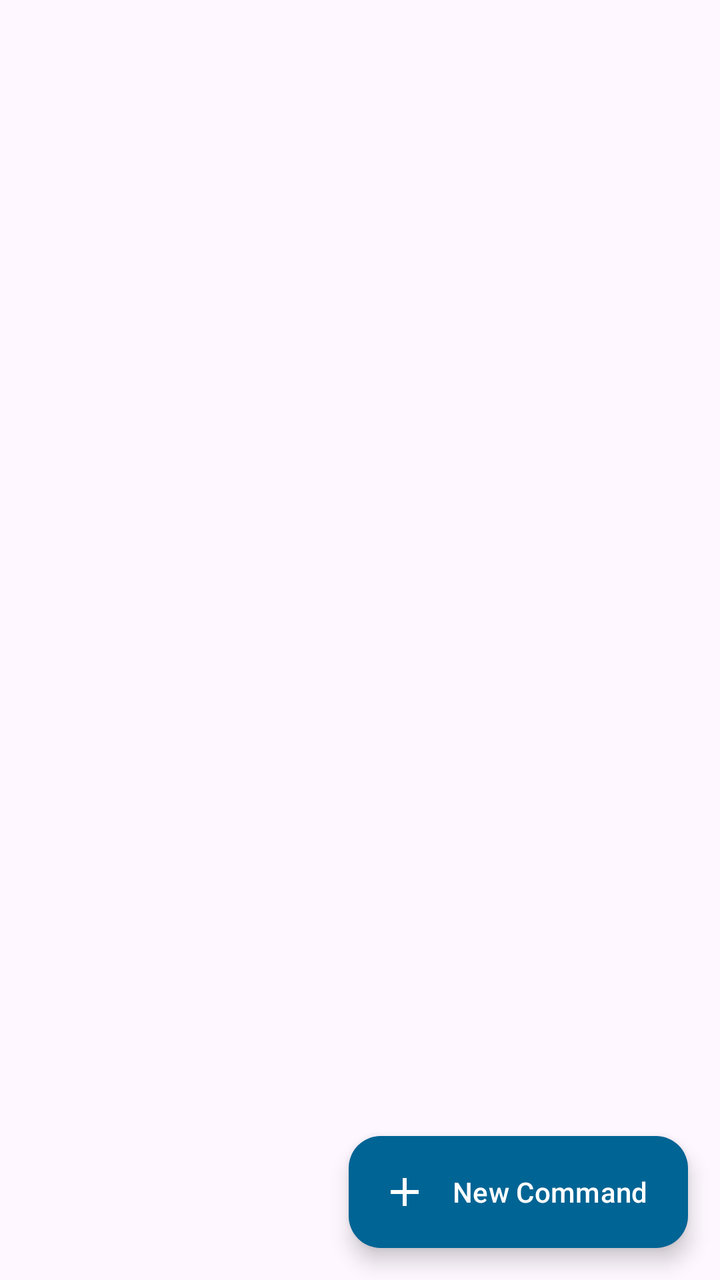
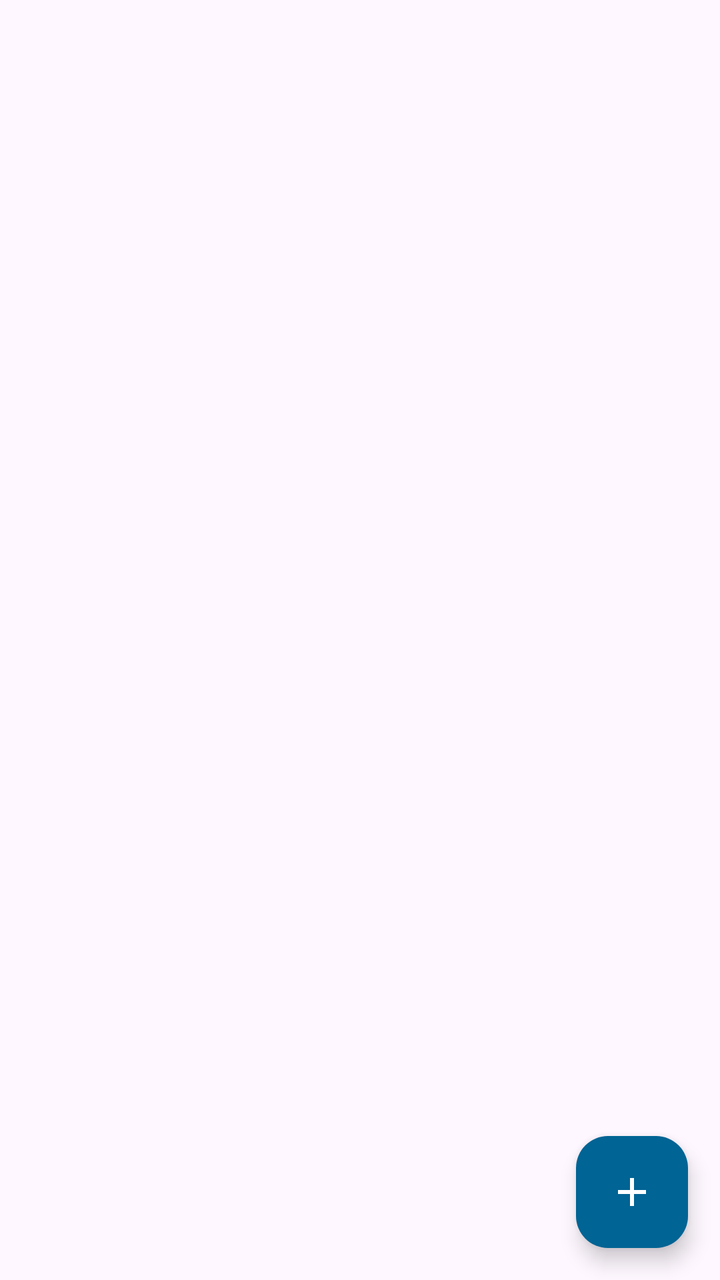

Compare the two renders of this Android layout. The source of the first and the diff that turns it into the second are given below.
<!-- AndroidManifest.xml: application theme Theme.SSHRemoteExec -->
<!-- res/layout/fragment_commands.xml -->
<?xml version="1.0" encoding="utf-8"?>
<androidx.coordinatorlayout.widget.CoordinatorLayout xmlns:android="http://schemas.android.com/apk/res/android"
    xmlns:app="http://schemas.android.com/apk/res-auto"
    android:layout_width="match_parent"
    android:layout_height="match_parent">

    <LinearLayout
        android:layout_width="match_parent"
        android:layout_height="match_parent"
        android:orientation="vertical">

        <HorizontalScrollView
            android:id="@+id/scroll_packages"
            android:layout_width="match_parent"
            android:layout_height="wrap_content"
            android:scrollbars="none"
            android:overScrollMode="never"
            android:paddingStart="12dp"
            android:paddingEnd="12dp"
            android:paddingTop="8dp"
            android:paddingBottom="4dp">

            <com.google.android.material.chip.ChipGroup
                android:id="@+id/chip_group_packages"
                android:layout_width="wrap_content"
                android:layout_height="wrap_content"
                app:singleLine="true"
                app:singleSelection="true"
                app:selectionRequired="true" />
        </HorizontalScrollView>

        <FrameLayout
            android:layout_width="match_parent"
            android:layout_height="0dp"
            android:layout_weight="1">

            <TextView
                android:id="@+id/tv_empty"
                android:layout_width="match_parent"
                android:layout_height="match_parent"
                android:gravity="center"
                android:padding="32dp"
                android:text="@string/empty_commands"
                android:textColor="@color/text_secondary"
                android:textSize="15sp"
                android:visibility="gone" />

            <androidx.recyclerview.widget.RecyclerView
                android:id="@+id/recycler_commands"
                android:layout_width="match_parent"
                android:layout_height="match_parent"
                android:clipToPadding="false"
                android:paddingStart="8dp"
                android:paddingEnd="8dp"
                android:paddingTop="4dp"
                android:paddingBottom="96dp" />
        </FrameLayout>
    </LinearLayout>

    <com.google.android.material.floatingactionbutton.ExtendedFloatingActionButton
        android:id="@+id/fab_add_command"
        android:layout_width="wrap_content"
        android:layout_height="wrap_content"
        android:layout_gravity="bottom|end"
        android:layout_margin="16dp"
        android:text="@string/btn_add_command"
        app:icon="@drawable/ic_add"
        app:backgroundTint="?attr/colorPrimary"
        android:textColor="?attr/colorOnPrimary"
        app:iconTint="?attr/colorOnPrimary" />

</androidx.coordinatorlayout.widget.CoordinatorLayout>
<!-- resources referenced by this layout -->
<resources>
  <color name="text_secondary">#607D8B</color>
  <!-- drawable ic_add (drawable) -->
  <vector xmlns:android="http://schemas.android.com/apk/res/android"
      android:width="24dp"
      android:height="24dp"
      android:viewportWidth="24"
      android:viewportHeight="24">
    <path
        android:fillColor="#FF000000"
        android:pathData="M19,13h-6v6h-2v-6H5v-2h6V5h2v6h6v2z"/>
  </vector>
  <string name="btn_add_command">New Command</string>
  <string name="empty_commands">No commands yet. Add servers &amp; credentials first.</string>
  <style name="Theme.SSHRemoteExec" parent="Theme.Material3.DayNight.NoActionBar">
          <item name="colorPrimary">@color/primary</item>
          <item name="colorOnPrimary">@color/on_primary</item>
          <item name="colorPrimaryContainer">@color/primary_container</item>
          <item name="colorOnPrimaryContainer">@color/on_primary_container</item>
  
          <item name="colorSecondary">@color/secondary</item>
          <item name="colorOnSecondary">@color/on_secondary</item>
          <item name="colorSecondaryContainer">@color/secondary_container</item>
          <item name="colorOnSecondaryContainer">@color/on_secondary_container</item>
  
          
          <item name="android:statusBarColor">@color/primary</item>
          <item name="android:windowLightStatusBar">false</item>
      </style>
  <color name="primary">#006494</color>
  <color name="on_primary">#FFFFFF</color>
  <color name="primary_container">#CCE5FF</color>
  <color name="on_primary_container">#001D31</color>
  <color name="secondary">#00A896</color>
  <color name="on_secondary">#FFFFFF</color>
  <color name="secondary_container">#A3EADE</color>
  <color name="on_secondary_container">#00201C</color>
</resources>

<!-- the commit's change to res/layout/fragment_commands.xml (unified diff, before → after) -->
@@ -15,6 +15,7 @@
             android:layout_height="wrap_content"
             android:scrollbars="none"
             android:overScrollMode="never"
+            android:clipToPadding="false"
             android:paddingStart="12dp"
             android:paddingEnd="12dp"
             android:paddingTop="8dp"
@@ -57,16 +58,15 @@
         </FrameLayout>
     </LinearLayout>
 
-    <com.google.android.material.floatingactionbutton.ExtendedFloatingActionButton
+    <com.google.android.material.floatingactionbutton.FloatingActionButton
         android:id="@+id/fab_add_command"
         android:layout_width="wrap_content"
         android:layout_height="wrap_content"
         android:layout_gravity="bottom|end"
         android:layout_margin="16dp"
-        android:text="@string/btn_add_command"
-        app:icon="@drawable/ic_add"
+        android:contentDescription="@string/btn_add_command"
+        android:src="@drawable/ic_add"
         app:backgroundTint="?attr/colorPrimary"
-        android:textColor="?attr/colorOnPrimary"
-        app:iconTint="?attr/colorOnPrimary" />
+        app:tint="?attr/colorOnPrimary" />
 
 </androidx.coordinatorlayout.widget.CoordinatorLayout>
